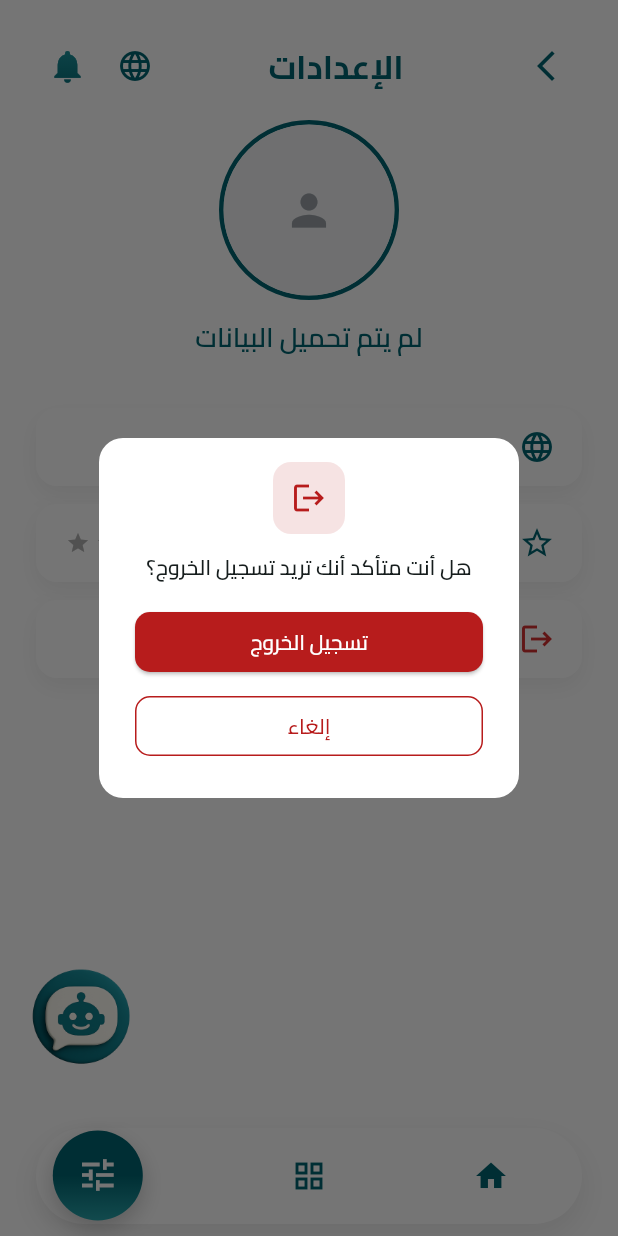
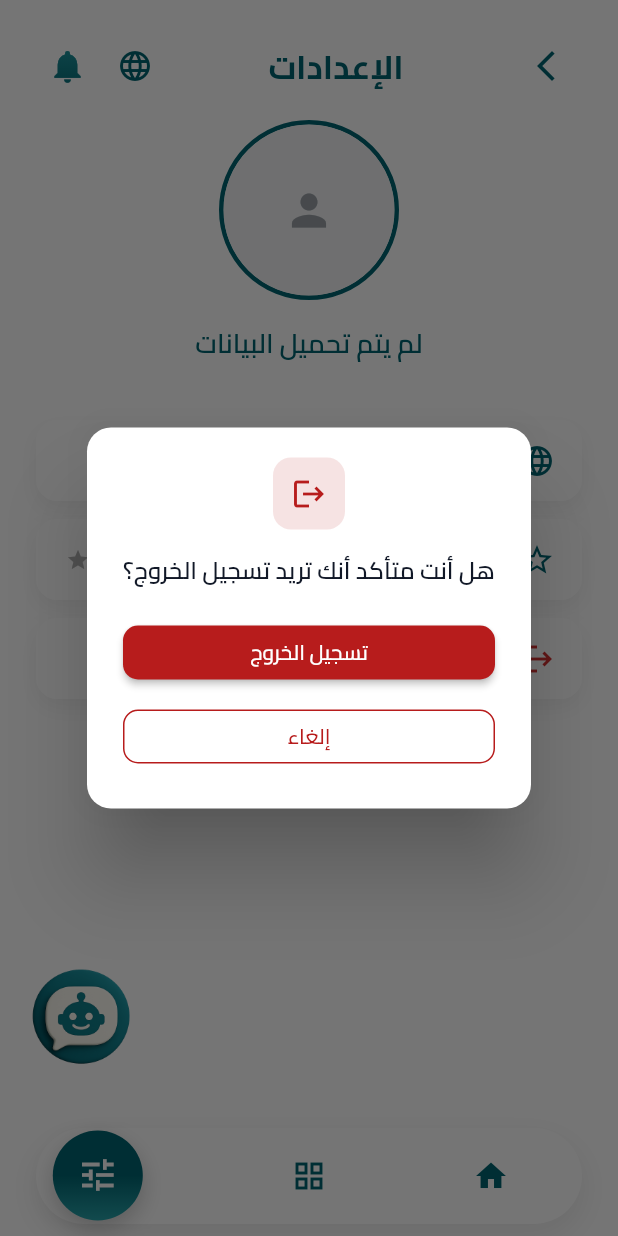
Before and after one commit to shmh1425/muhadirapp, a Flutter app: the HomeScreen screen opened directly, after a tap on "تسجيل خروج", on a phone screen of 412 x 824 dp. Run offline on Flutter 3.47's test engine with Material 3 defaults, Android fonts, the phone set to English and light mode, and no system bars; our stand-ins replace cloud_firestore, file_picker, firebase_auth, firebase_core, firebase_storage, flutter_dotenv and 3 more; missing offline and left inert: dart:html, dart:ui_web; accounts and stored records are empty; network calls fail.

Commit message:
Fix UI consistency and translations
Disable Material 3 seed behavior and improve Home contrast.

Fix Terms checkbox visibility, language labels, and Chatbot FAB position for LTR.

Load college/department/major (Ar/En) from Firestore and normalize Economics.

Made-with: Cursor

```diff
--- a/lib/features/translation/translation_controller.dart
+++ b/lib/features/translation/translation_controller.dart
@@ -23,5 +23,6 @@ class TranslationController extends ChangeNotifier {
   }
 
   /// Returns proper label for the toggle button.
-  String get toggleLabel => _translateToEnglish ? 'Arabic' : 'Translate';
+  String get toggleLabel =>
+      _translateToEnglish ? 'Translate to Arabic' : 'Translate to English';
 }
--- a/lib/main.dart
+++ b/lib/main.dart
@@ -31,22 +31,64 @@ Future<void> main() async {
 class MyApp extends StatelessWidget {
   const MyApp({super.key});
 
+  static const _brandTeal = Color(0xFF27A2A9);
+  static const _brandTealDark = Color(0xFF006571);
+  static const _textOnLight = Color(0xFF111827);
+
   static final ThemeData _lightTheme = ThemeData(
-    useMaterial3: true,
-    colorScheme: ColorScheme.fromSeed(
-      seedColor: const Color(0xFF27A2A9),
-      brightness: Brightness.light,
+    useMaterial3: false,
+    brightness: Brightness.light,
+    fontFamily: 'Cairo',
+    colorScheme: const ColorScheme.light(
+      primary: _brandTealDark,
+      onPrimary: Colors.white,
+      secondary: _brandTeal,
+      onSecondary: Colors.white,
+      surface: Colors.white,
+      onSurface: _textOnLight,
+      error: Color(0xFFB71C1C),
+      onError: Colors.white,
     ),
-    fontFamily: 'Cairo',
+    scaffoldBackgroundColor: Colors.white,
+    cardTheme: const CardThemeData(
+      color: Colors.white,
+      surfaceTintColor: Colors.transparent,
+      elevation: 0,
+    ),
+    dialogTheme: const DialogThemeData(
+      surfaceTintColor: Colors.transparent,
+    ),
+    bottomSheetTheme: const BottomSheetThemeData(
+      surfaceTintColor: Colors.transparent,
+    ),
   );
 
   static final ThemeData _darkTheme = ThemeData(
-    useMaterial3: true,
-    colorScheme: ColorScheme.fromSeed(
-      seedColor: const Color(0xFF27A2A9),
-      brightness: Brightness.dark,
+    useMaterial3: false,
+    brightness: Brightness.dark,
+    fontFamily: 'Cairo',
+    colorScheme: const ColorScheme.dark(
+      primary: _brandTeal,
+      onPrimary: Colors.black,
+      secondary: _brandTeal,
+      onSecondary: Colors.black,
+      surface: Color(0xFF0B1220),
+      onSurface: Colors.white,
+      error: Color(0xFFCF6679),
+      onError: Colors.black,
     ),
-    fontFamily: 'Cairo',
+    scaffoldBackgroundColor: const Color(0xFF050A14),
+    cardTheme: const CardThemeData(
+      color: Color(0xFF0B1220),
+      surfaceTintColor: Colors.transparent,
+      elevation: 0,
+    ),
+    dialogTheme: const DialogThemeData(
+      surfaceTintColor: Colors.transparent,
+    ),
+    bottomSheetTheme: const BottomSheetThemeData(
+      surfaceTintColor: Colors.transparent,
+    ),
   );
 
   @override
--- a/lib/models/external_student.dart
+++ b/lib/models/external_student.dart
@@ -9,6 +9,8 @@ class ExternalStudent {
     this.photoVersion = '',
     required this.gender,
     required this.level,
+    this.college,
+    this.collegeAr,
     required this.major,
     this.majorAr,
     this.department,
@@ -25,11 +27,20 @@ class ExternalStudent {
   final String photoVersion;
   final String gender;
   final int level;
+
+  /// College/Faculty label (English).
+  final String? college;
+
+  /// College/Faculty label (Arabic).
+  final String? collegeAr;
+
   final String major;
   final String? majorAr;
   final String? department;
   final String? departmentAr;
 
+  String get collegeSafe => (college ?? '').toString();
+  String get collegeArSafe => (collegeAr ?? '').toString();
   String get majorArSafe => (majorAr ?? '').toString();
   String get departmentSafe => (department ?? '').toString();
   String get departmentArSafe => (departmentAr ?? '').toString();
@@ -57,17 +68,33 @@ class ExternalStudent {
       studentId: safeInt(map['studentId']),
       email: safeStr(map['email']),
       name: safeStr(map['name']),
-      nameAr: safeStr(map['name_ar']),
+      nameAr: safeStr(map['name_ar']).isNotEmpty
+          ? safeStr(map['name_ar'])
+          : safeStr(map['nameAr']),
       photoUrl: safeStr(
         safeStr(map['photoUrl']).isNotEmpty ? map['photoUrl'] : map['photoURL'],
       ),
       photoVersion: safeStr(map['photoVersion']),
       gender: safeStr(map['gender']),
       level: safeInt(map['level']),
+      college: safeStr(map['college']).isNotEmpty
+          ? safeStr(map['college'])
+          : safeStr(map['collegeName']).isNotEmpty
+              ? safeStr(map['collegeName'])
+              : safeStr(map['faculty']),
+      collegeAr: safeStr(map['college_ar']).isNotEmpty
+          ? safeStr(map['college_ar'])
+          : safeStr(map['collegeAr']).isNotEmpty
+              ? safeStr(map['collegeAr'])
+              : safeStr(map['faculty_ar']),
       major: safeStr(map['major']),
-      majorAr: safeStr(map['major_ar']),
+      majorAr: safeStr(map['major_ar']).isNotEmpty
+          ? safeStr(map['major_ar'])
+          : safeStr(map['majorAr']),
       department: safeStr(map['department']),
-      departmentAr: safeStr(map['department_ar']),
+      departmentAr: safeStr(map['department_ar']).isNotEmpty
+          ? safeStr(map['department_ar'])
+          : safeStr(map['departmentAr']),
     );
   }
 
@@ -76,13 +103,19 @@ class ExternalStudent {
     'email': email,
     'name': name,
     'name_ar': nameAr,
+    'nameAr': nameAr,
     'photoUrl': photoUrl,
     'photoVersion': photoVersion,
     'gender': gender,
     'level': level,
+    'college': collegeSafe,
+    'college_ar': collegeArSafe,
+    'collegeAr': collegeArSafe,
     'major': major,
     'major_ar': majorArSafe,
+    'majorAr': majorArSafe,
     'department': departmentSafe,
     'department_ar': departmentArSafe,
+    'departmentAr': departmentArSafe,
   };
 }
--- a/lib/screens/student/home_screen.dart
+++ b/lib/screens/student/home_screen.dart
@@ -30,6 +30,8 @@ class HomeScreen extends StatefulWidget {
 }
 
 class _HomeScreenState extends State<HomeScreen> {
+  static const _textStrong = Color(0xFF111827);
+  static const _textMuted = Color(0xFF6B7280);
   int selectedIndex = 2; // Start with Home selected (index 2 for Home)
   final ManualAttendanceService _attendance = ManualAttendanceService.instance;
   final ExcuseService _excuses = ExcuseService.instance;
@@ -108,9 +110,12 @@ class _HomeScreenState extends State<HomeScreen> {
   String _greetingName() {
     final s = StudentAuthService.instance.currentStudent;
     if (s == null) return 'طالب';
+    final isEn = TranslationController.instance.translateToEnglish;
     final nameAr = (s.nameAr).trim();
     final nameEn = (s.name).trim();
-    final raw = nameAr.isNotEmpty ? nameAr : nameEn;
+    final raw = isEn
+        ? (nameEn.isNotEmpty ? nameEn : nameAr)
+        : (nameAr.isNotEmpty ? nameAr : nameEn);
     if (raw.isEmpty) return 'طالب';
     return raw.split(' ').first;
   }
@@ -148,6 +153,7 @@ class _HomeScreenState extends State<HomeScreen> {
                         style: const TextStyle(
                           fontSize: 24,
                           fontWeight: FontWeight.bold,
+                          color: _textStrong,
                         ),
                       ),
                       Row(
@@ -225,6 +231,7 @@ class _HomeScreenState extends State<HomeScreen> {
                     style: TextStyle(
                       fontWeight: FontWeight.bold,
                       fontSize: 18,
+                      color: _textStrong,
                     ),
                   ),
                   TextButton(
@@ -266,7 +273,11 @@ class _HomeScreenState extends State<HomeScreen> {
                 children: [
                   const TText(
                     'الغيابات النشطة:',
-                    style: TextStyle(fontWeight: FontWeight.bold, fontSize: 18),
+                    style: TextStyle(
+                      fontWeight: FontWeight.bold,
+                      fontSize: 18,
+                      color: _textStrong,
+                    ),
                   ),
                   TextButton(
                     onPressed: () {
@@ -300,7 +311,9 @@ class _HomeScreenState extends State<HomeScreen> {
               const SizedBox(height: 5),
 
               SizedBox(
-                height: 180,
+                // Cards can grow slightly when showing status badges / longer text.
+                // Keep a bit of extra vertical space to avoid bottom overflow on small devices.
+                height: 208,
                 child: _buildActiveAbsencesSection(context),
               ),
                 ],
@@ -560,12 +573,27 @@ class _HomeScreenState extends State<HomeScreen> {
                       child: Column(
                         crossAxisAlignment: CrossAxisAlignment.start,
                         children: [
-                          TText(
-                            StudentAuthService
-                                    .instance.currentStudent?.displayName ??
-                                '-',
+                          Text(
+                            (() {
+                              final s = StudentAuthService.instance.currentStudent;
+                              if (s == null) return '-';
+                              final isEn =
+                                  TranslationController.instance.translateToEnglish;
+                              final ar = (s.nameAr).trim();
+                              final en = (s.name).trim();
+                              final chosen = isEn
+                                  ? (en.isNotEmpty ? en : ar)
+                                  : (ar.isNotEmpty ? ar : en);
+                              return chosen.isEmpty ? '-' : chosen;
+                            })(),
+                            maxLines: 1,
+                            overflow: TextOverflow.ellipsis,
                             style: const TextStyle(
-                                fontWeight: FontWeight.bold, fontSize: 14),
+                              fontWeight: FontWeight.bold,
+                              fontSize: 14,
+                              color: Color(0xFF111827),
+                              fontFamily: 'Cairo',
+                            ),
                           ),
                           const SizedBox(height: 4),
                           TText(
@@ -650,17 +678,27 @@ class _HomeScreenState extends State<HomeScreen> {
           TText(
             title,
             textAlign: TextAlign.start,
-            style: const TextStyle(fontWeight: FontWeight.bold, fontSize: 16),
+            style: const TextStyle(
+              fontWeight: FontWeight.bold,
+              fontSize: 16,
+              color: _textStrong,
+            ),
           ),
           const SizedBox(height: 8),
-          TText(isEn ? 'Lecture' : 'نظري', textAlign: TextAlign.start),
+          TText(
+            isEn ? 'Lecture' : 'نظري',
+            textAlign: TextAlign.start,
+            style: const TextStyle(color: _textMuted),
+          ),
           TText(
             isEn ? 'Section $section' : 'الشعبة $section',
             textAlign: TextAlign.start,
+            style: const TextStyle(color: _textMuted),
           ),
           TText(
             isEn ? 'Room $room' : 'القاعة $room',
             textAlign: TextAlign.start,
+            style: const TextStyle(color: _textMuted),
           ),
           if (statusText != null) ...[
             const SizedBox(height: 12),
--- a/lib/screens/student/settings_screen.dart
+++ b/lib/screens/student/settings_screen.dart
@@ -41,6 +41,21 @@ class SettingsScreen extends StatelessWidget {
   Widget _buildStudentDataSection() {
     final student = StudentAuthService.instance.currentStudent;
     if (student == null) return const SizedBox.shrink();
+    final isEn = TranslationController.instance.translateToEnglish;
+    final majorAr = (student.majorArSafe).trim();
+    final majorEn = student.major.trim();
+    String normalizeMajorAr(String rawAr, String rawEn) {
+      final ar = rawAr.trim();
+      final en = rawEn.trim().toLowerCase();
+      // Fix common transliterations / wrong Arabic labels.
+      if (ar == 'ايكونومك' || ar.contains('ايكونوم')) return 'اقتصاد';
+      if (en == 'economics' || en == 'economic') return 'اقتصاد';
+      return ar;
+    }
+
+    final majorArNormalized = normalizeMajorAr(majorAr, majorEn);
+    final majorDisplay =
+        isEn ? majorEn : (majorArNormalized.isNotEmpty ? majorArNormalized : majorEn);
 
     return Column(
       mainAxisSize: MainAxisSize.min,
@@ -56,7 +71,7 @@ class SettingsScreen extends StatelessWidget {
         ),
         const SizedBox(height: 6),
         TText(
-          student.major,
+          majorDisplay,
           style: const TextStyle(
             color: Color(0xFF444444),
             fontSize: 14,
@@ -98,7 +113,10 @@ class SettingsScreen extends StatelessWidget {
                     const TText(
                       'هل أنت متأكد أنك تريد تسجيل الخروج؟',
                       textAlign: TextAlign.center,
-                      style: TextStyle(fontWeight: FontWeight.w600),
+                      style: TextStyle(
+                        fontWeight: FontWeight.w600,
+                        color: Color(0xFF111827),
+                      ),
                     ),
                     const SizedBox(height: 16),
                     SizedBox(
--- a/lib/shared/widgets/chat_fab.dart
+++ b/lib/shared/widgets/chat_fab.dart
@@ -8,10 +8,13 @@ class ChatFAB extends StatelessWidget {
 
   @override
   Widget build(BuildContext context) {
+    final dir = Directionality.of(context);
+    // Nudge the custom icon outward to hug the screen edge.
+    final dx = dir == TextDirection.ltr ? 22.0 : -22.0;
     return Material(
       color: Colors.transparent,
       child: Transform.translate(
-        offset: const Offset(-22, 40),
+        offset: Offset(dx, 40),
         child: InkWell(
           onTap: () {
             Navigator.of(context).push(
```
Also changed, not shown: lib/screens/login_screen.dart (+13 -0 lines), lib/screens/student/student_card_page.dart (+25 -4 lines), lib/screens/student/submit_excuse_screen.dart (+5 -3 lines).
